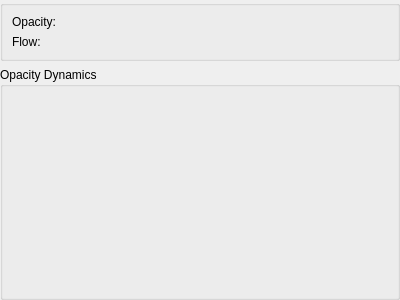
KDE/krita, file krita/plugins/paintops/libpaintop/forms/wdgflowopacityoption.ui: the form before one commit.
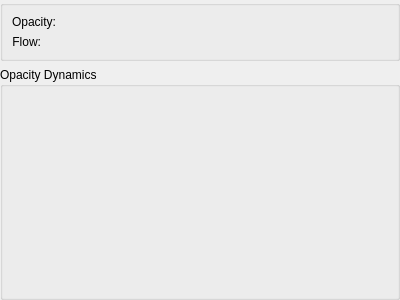
The form after the commit. Custom widgets are drawn as their Qt base class.

Commit message:
Fix the alignment of labels in dialogs
Patch by Juan Palacios

What changed in the file:
```diff
--- a/krita/plugins/paintops/libpaintop/forms/wdgflowopacityoption.ui
+++ b/krita/plugins/paintops/libpaintop/forms/wdgflowopacityoption.ui
@@ -45,6 +45,9 @@
         <property name="text">
          <string>Flow:</string>
         </property>
+        <property name="alignment">
+         <set>Qt::AlignRight|Qt::AlignTrailing|Qt::AlignVCenter</set>
+        </property>
        </widget>
       </item>
       <item row="1" column="1">
```
Left out of the diff: 16 changed lines with no effect on the pictures. The commit also changes 71 other files.
